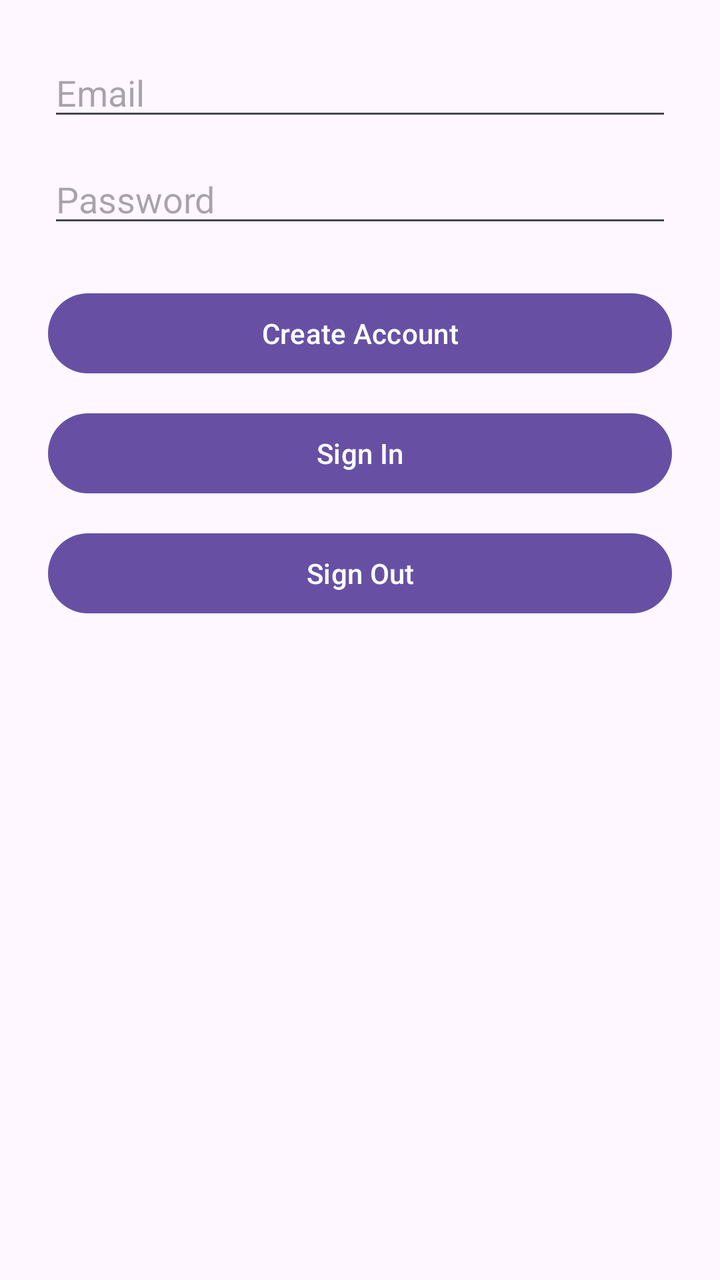
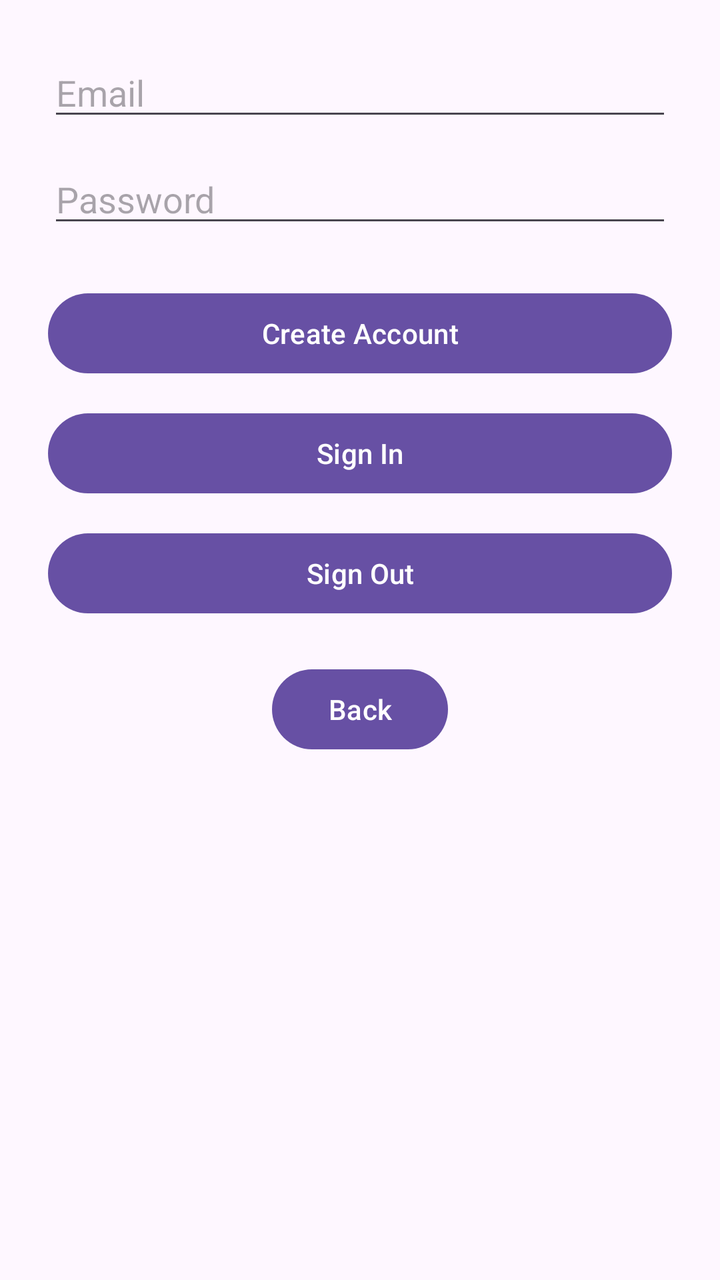

Screens rendered from an Android XML layout before and after an edit, with the pre-edit source and the edit as a unified diff.
<!-- AndroidManifest.xml: application theme Theme.KeepPace -->
<!-- res/layout/activity_email_password.xml -->
<?xml version="1.0" encoding="utf-8"?>
<LinearLayout xmlns:android="http://schemas.android.com/apk/res/android"
    xmlns:tools="http://schemas.android.com/tools"
    android:orientation="vertical"
    android:padding="24dp"
    android:gravity="center_horizontal"
    android:layout_width="match_parent"
    android:layout_height="match_parent"
    tools:context=".EmailPasswordActivity">

    
    <EditText
        android:id="@+id/fieldEmail"
        android:hint="Email"
        android:inputType="textEmailAddress"
        android:layout_width="match_parent"
        android:layout_height="wrap_content"
        android:autofillHints="emailAddress"
        android:importantForAutofill="yes" />

    
    <EditText
        android:id="@+id/fieldPassword"
        android:hint="Password"
        android:inputType="textPassword"
        android:layout_width="match_parent"
        android:layout_height="wrap_content"
        android:autofillHints="password"
        android:importantForAutofill="yes"
        android:layout_marginTop="12dp" />

    
    <Button
        android:id="@+id/emailCreateAccountButton"
        android:text="Create Account"
        android:layout_width="match_parent"
        android:layout_height="wrap_content"
        android:layout_marginTop="24dp" />

    
    <Button
        android:id="@+id/emailSignInButton"
        android:text="Sign In"
        android:layout_width="match_parent"
        android:layout_height="wrap_content"
        android:layout_marginTop="12dp" />

    
    <Button
        android:id="@+id/signOutButton"
        android:text="Sign Out"
        android:layout_width="match_parent"
        android:layout_height="wrap_content"
        android:layout_marginTop="12dp" />

    
    <TextView
        android:id="@+id/statusText"
        android:text=""
        android:textSize="16sp"
        android:layout_width="wrap_content"
        android:layout_height="wrap_content"
        android:layout_marginTop="20dp" />

</LinearLayout>
<!-- resources referenced by this layout -->
<resources>
  <style name="Theme.KeepPace" parent="Theme.Material3.Light.NoActionBar">
          
      </style>
</resources>

<!-- the commit's change to res/layout/activity_email_password.xml (unified diff, before → after) -->
@@ -53,6 +53,13 @@
         android:layout_height="wrap_content"
         android:layout_marginTop="12dp" />
 
+    <Button
+        android:id="@+id/backButton"
+        android:text="Back"
+        android:layout_width="wrap_content"
+        android:layout_height="wrap_content"
+        android:layout_marginTop="20dp"/>
+
     
     <TextView
         android:id="@+id/statusText"
